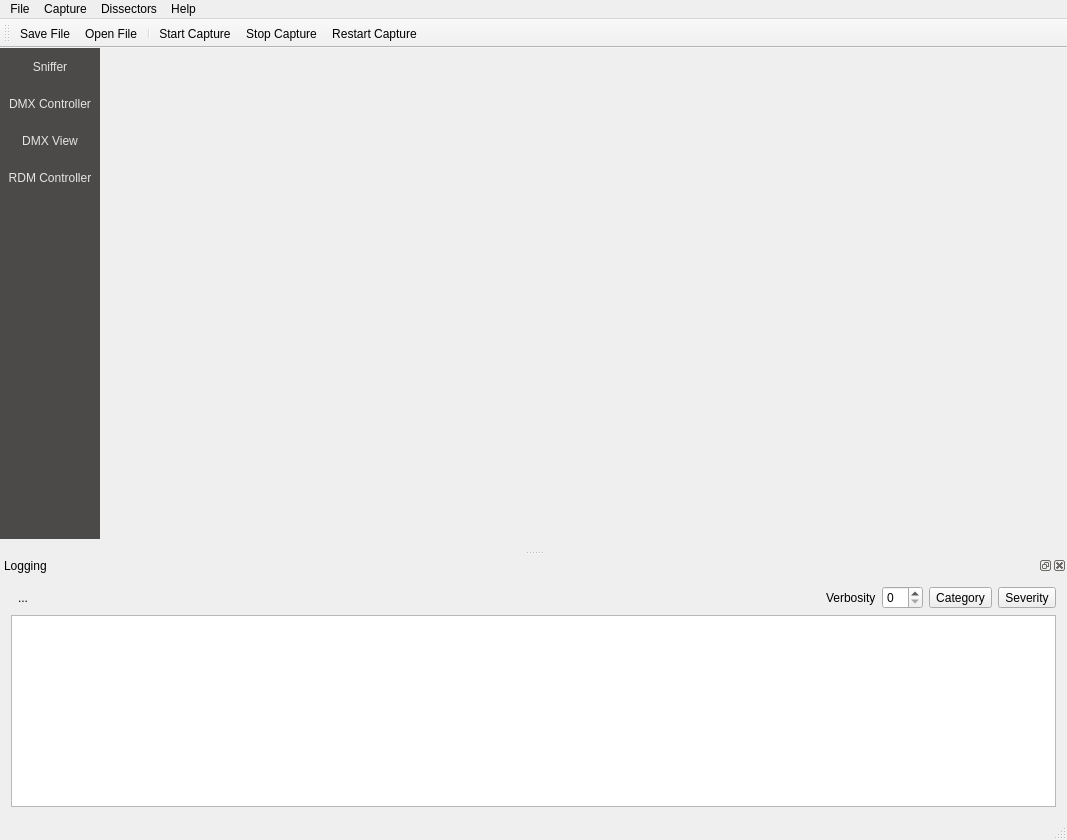
Before: the Qt Designer form ui/mainwindow.ui in ETCLabs/ETCDmxTool, drawn with Qt 5.
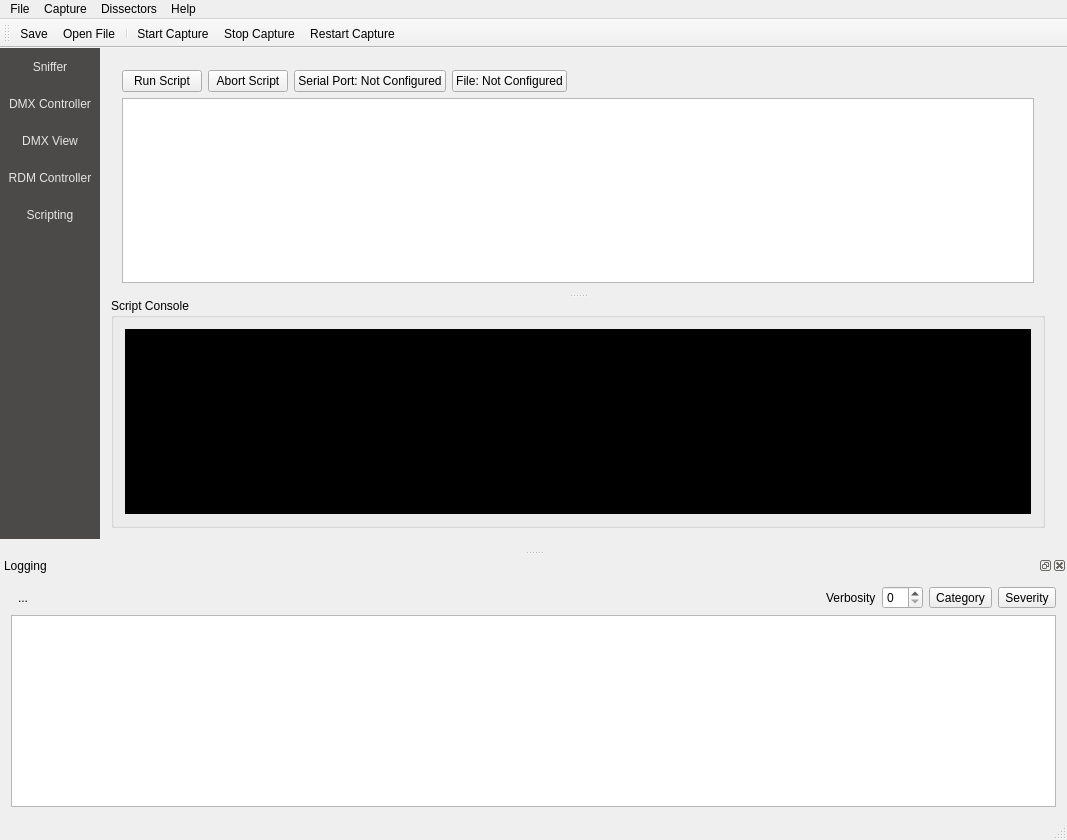
After: the same form once the commit is applied. The open tabs and pages were chosen to show the change. Icons and pictures are not drawn. Custom widgets are drawn as their Qt base class.

Patch:
```diff
--- a/ui/mainwindow.ui
+++ b/ui/mainwindow.ui
@@ -296,6 +296,39 @@
          </property>
         </widget>
        </item>
+       <item>
+        <widget class="QToolButton" name="tbScript">
+         <property name="sizePolicy">
+          <sizepolicy hsizetype="Minimum" vsizetype="Fixed">
+           <horstretch>0</horstretch>
+           <verstretch>0</verstretch>
+          </sizepolicy>
+         </property>
+         <property name="text">
+          <string>Scripting</string>
+         </property>
+         <property name="icon">
+          <iconset resource="../res/resources.qrc">
+           <normaloff>:/MainWindow/script_dis.png</normaloff>
+           <normalon>:/MainWindow/script_en.png</normalon>:/MainWindow/script_dis.png</iconset>
+         </property>
+         <property name="iconSize">
+          <size>
+           <width>32</width>
+           <height>32</height>
+          </size>
+         </property>
+         <property name="shortcut">
+          <string>Ctrl+S</string>
+         </property>
+         <property name="checkable">
+          <bool>true</bool>
+         </property>
+         <property name="toolButtonStyle">
+          <enum>Qt::ToolButtonTextUnderIcon</enum>
+         </property>
+        </widget>
+       </item>
        <item>
         <spacer name="verticalSpacer_3">
          <property name="orientation">
@@ -1240,6 +1273,92 @@
         </item>
        </layout>
       </widget>
+      <widget class="QWidget" name="page">
+       <layout class="QVBoxLayout" name="verticalLayout_17">
+        <item>
+         <widget class="QSplitter" name="splitter_4">
+          <property name="orientation">
+           <enum>Qt::Vertical</enum>
+          </property>
+          <widget class="QWidget" name="layoutWidget">
+           <layout class="QVBoxLayout" name="verticalLayout_16">
+            <item>
+             <layout class="QHBoxLayout" name="horizontalLayout_9">
+              <item>
+               <widget class="QPushButton" name="btnRunScript">
+                <property name="text">
+                 <string>Run Script</string>
+                </property>
+               </widget>
+              </item>
+              <item>
+               <widget class="QPushButton" name="btnAbortScript">
+                <property name="text">
+                 <string>Abort Script</string>
+                </property>
+               </widget>
+              </item>
+              <item>
+               <widget class="QPushButton" name="btnSerialSetup">
+                <property name="text">
+                 <string>Serial Port: Not Configured</string>
+                </property>
+               </widget>
+              </item>
+              <item>
+               <widget class="QPushButton" name="btnScriptFile">
+                <property name="text">
+                 <string>File: Not Configured</string>
+                </property>
+               </widget>
+              </item>
+              <item>
+               <spacer name="horizontalSpacer_7">
+                <property name="orientation">
+                 <enum>Qt::Horizontal</enum>
+                </property>
+                <property name="sizeHint" stdset="0">
+                 <size>
+                  <width>40</width>
+                  <height>20</height>
+                 </size>
+                </property>
+               </spacer>
+              </item>
+             </layout>
+            </item>
+            <item>
+             <widget class="CodeEditor" name="teScriptEdit">
+              <property name="font">
+               <font>
+                <family>Courier New</family>
+                <pointsize>11</pointsize>
+               </font>
+              </property>
+             </widget>
+            </item>
+           </layout>
+          </widget>
+          <widget class="QGroupBox" name="groupBox_4">
+           <property name="title">
+            <string>Script Console</string>
+           </property>
+           <layout class="QVBoxLayout" name="verticalLayout_15">
+            <item>
+             <widget class="QPlainTextEdit" name="teScriptConsole">
+              <property name="styleSheet">
+               <string notr="true">background-color: rgb(0, 0, 0);
+color: rgb(0, 170, 0);
+font: 11pt &quot;Courier New&quot;;</string>
+              </property>
+             </widget>
+            </item>
+           </layout>
+          </widget>
+         </widget>
+        </item>
+       </layout>
+      </widget>
      </widget>
     </item>
    </layout>
@@ -1443,7 +1562,10 @@
      <normaloff>:/MainWindow/save.png</normaloff>:/MainWindow/save.png</iconset>
    </property>
    <property name="text">
-    <string>Save File</string>
+    <string>Save</string>
+   </property>
+   <property name="shortcut">
+    <string>Ctrl+S</string>
    </property>
   </action>
   <action name="actionExit">
@@ -1548,6 +1670,11 @@
    <header>gridwidget.h</header>
    <container>1</container>
   </customwidget>
+  <customwidget>
+   <class>CodeEditor</class>
+   <extends>QPlainTextEdit</extends>
+   <header>codeeditor.h</header>
+  </customwidget>
  </customwidgets>
  <resources>
   <include location="../res/resources.qrc"/>
```
Left out of the diff: 25 changed lines with no effect on the pictures.
